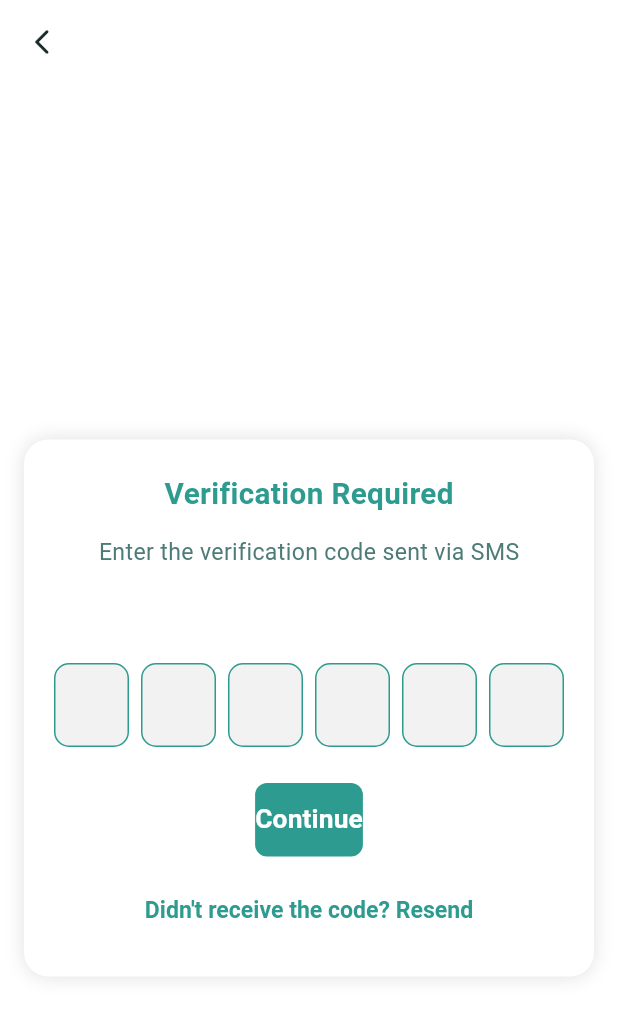
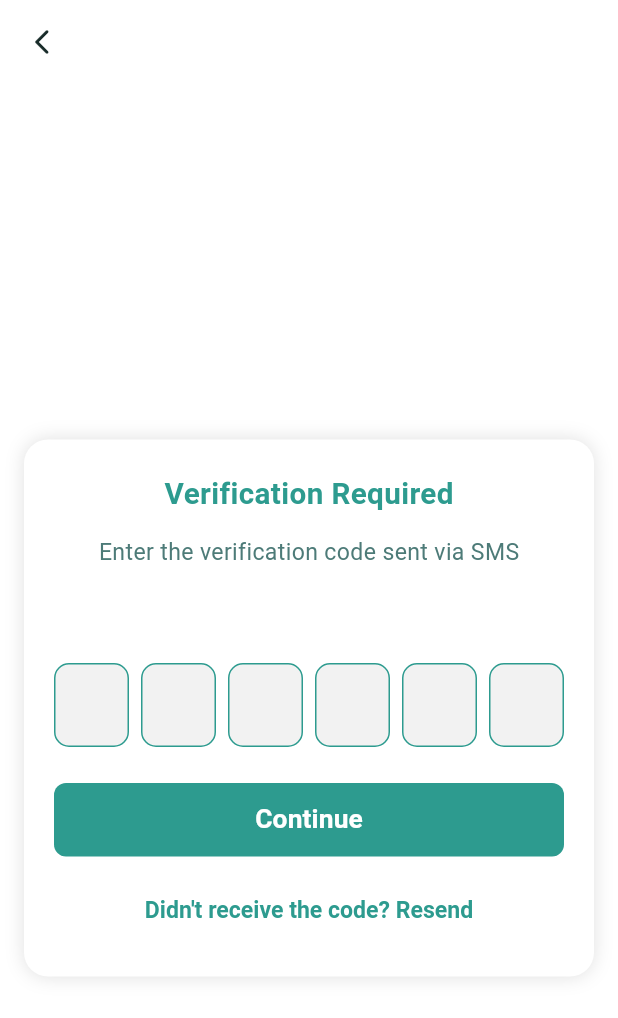
Before and after one commit to GeetishM/MindSarthi, a Flutter app: the OtpVerificationScreen screen opened directly with empty values, on a phone screen of 412 x 824 dp. Shown: the top 1018 px of the screen. Run offline on Flutter 3.47's test engine with Material 3 defaults, Android fonts, the phone set to English and light mode, and no system bars; drawn by our look-alikes of pinput, toastification; our stand-ins replace cloud_firestore, firebase_auth, firebase_core, flutter_markdown, flutter_secure_storage, flutter_slidable and 13 more; accounts and stored records are empty.

Commit message:
feat: implement OTP verification screens for personal and professional user roles with Firebase integration

```diff
--- a/lib/features/professional_user/auth/professional_otp_verification.dart
+++ b/lib/features/professional_user/auth/professional_otp_verification.dart
@@ -200,7 +200,9 @@ class _OtpVerificationScreenState extends State<OtpVerificationScreen> {
                             ),
                           ),
                         const SizedBox(height: 24),
-                        ElevatedButton(
+                        SizedBox(
+                          width: double.infinity,
+                          child: ElevatedButton(
                             onPressed: () => _verifyOtp(_enteredOtp),
                             style: ElevatedButton.styleFrom(
                               backgroundColor: AppColors.primary,
@@ -214,6 +216,8 @@ class _OtpVerificationScreenState extends State<OtpVerificationScreen> {
                               style: TextStyle(
                                 color: Colors.white,
                                 fontSize: 16 * fontScale,
+                                fontWeight: FontWeight.bold,
+                              ),
                             ),
                           ),
                         ),
```
Also changed, not shown: lib/features/personal_user/auth/otp_verification.dart (line endings or trailing spaces). Lines whose indentation alone changed are shown as unchanged.
